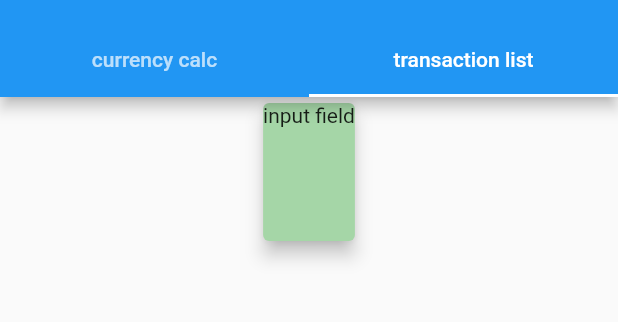
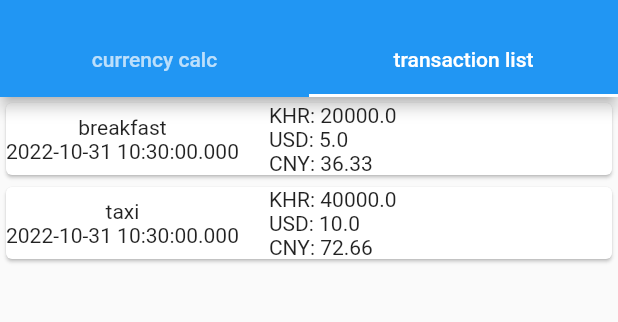
Before and after one commit to carlstep/cambo_app_v2_2, a Flutter app: the screen it shows after launch, tab 2 chosen, on a phone screen of 412 x 824 dp, the part 59-381 px from its top. Run offline on Flutter 3.47's test engine with Material 2 defaults, Android fonts, the phone set to English and light mode, and no system bars.

Commit message:
created transaction card to display in list

```diff
--- a/lib/main.dart
+++ b/lib/main.dart
@@ -57,7 +57,7 @@ class MyHomePage extends StatelessWidget {
         body: TabBarView(
           children: [
             CurrencyCalc(),
-            TransactionList(),
+            TransactionList(transactions),
           ],
         ));
   }
--- a/lib/transaction_list.dart
+++ b/lib/transaction_list.dart
@@ -1,19 +1,45 @@
 import 'package:flutter/material.dart';
 
+import './transaction.dart';
+
 class TransactionList extends StatelessWidget {
-  const TransactionList({Key? key}) : super(key: key);
+  final List<Transaction> transactions;
+
+  TransactionList(this.transactions);
 
   @override
   Widget build(BuildContext context) {
     return Column(
+      crossAxisAlignment: CrossAxisAlignment.stretch,
       children: [
-        Container(
-          height: 100,
-          child: Card(
-            elevation: 5,
-            color: Colors.green[200],
-            child: Text('input field'),
-          ),
+        Column(
+          children: transactions.map((tx) {
+            return Card(
+              child: Row(
+                children: [
+                  Column(
+                    children: [
+                      Text(tx.title),
+                      Text(
+                        tx.transactionDate.toString(),
+                      ),
+                    ],
+                  ),
+                  SizedBox(
+                    width: 20,
+                  ),
+                  Column(
+                    crossAxisAlignment: CrossAxisAlignment.start,
+                    children: [
+                      Text('KHR: ${tx.amountKhrCurrency}'),
+                      Text('USD: ${tx.amountUsdCurrency}'),
+                      Text('CNY: ${tx.amountUserCurrency}'),
+                    ],
+                  )
+                ],
+              ),
+            );
+          }).toList(),
         ),
       ],
     );
```
